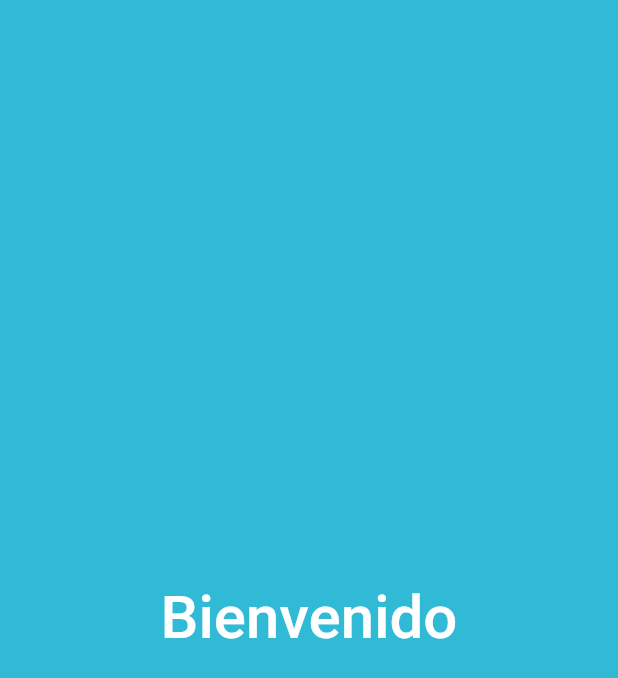
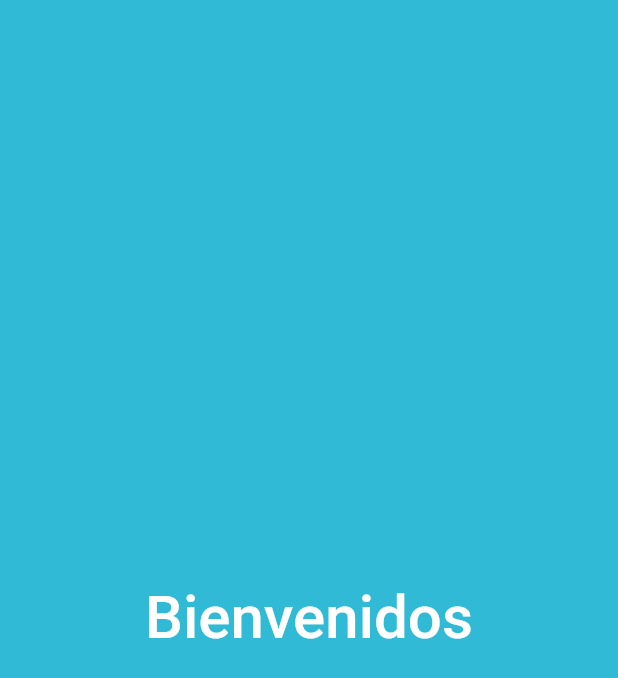
Before and after one commit to Jesus180Reyes/Disenos, a Flutter app: the screen it shows after launch, swiped to page 2, on a phone screen of 412 x 824 dp. Shown: the top 678 px of the screen. Run offline on Flutter 3.47's test engine with Material 2 defaults, Android fonts, the phone set to English and light mode, and no system bars.

Commit message:
ahora el scroll tiene la s en Bienvenidos

```diff
--- a/lib/screens/scroll_screen.dart
+++ b/lib/screens/scroll_screen.dart
@@ -108,7 +108,7 @@ class Page2 extends StatelessWidget {
         child: TextButton(
           onPressed: () {},
           child: Text(
-            'Bienvenido',
+            'Bienvenidos',
             style: TextStyle(
               color: Colors.white,
               fontSize: 40.0,
```
